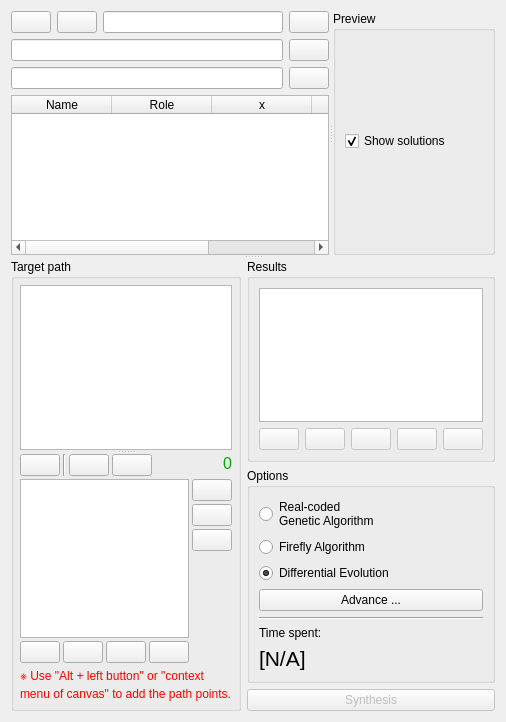
Old version of the form core/synthesis/DimensionalSynthesis/Algorithm.ui in the repository KmolYuan/Pyslvs-UI.
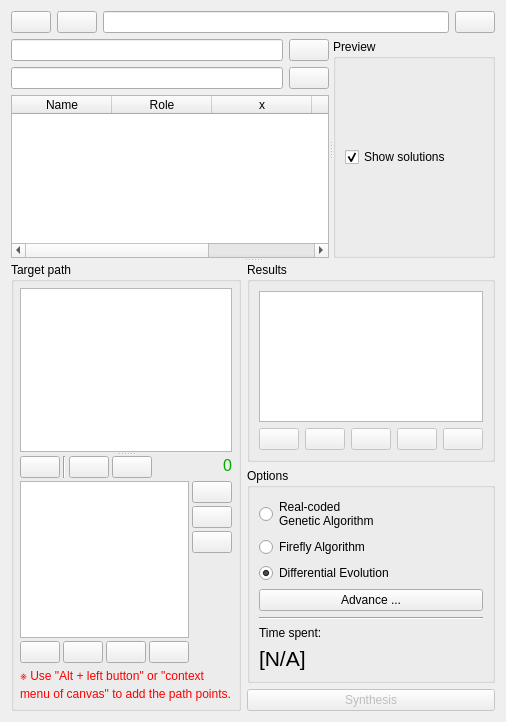
New version of the form. Icons and pictures are not drawn.

Diff of the .ui file:
```diff
--- a/core/synthesis/DimensionalSynthesis/Algorithm.ui
+++ b/core/synthesis/DimensionalSynthesis/Algorithm.ui
@@ -16,17 +16,6 @@
   </property>
   <layout class="QVBoxLayout" name="verticalLayout_9">
    <item>
-    <widget class="QSplitter" name="splitter_3">
-     <property name="orientation">
-      <enum>Qt::Vertical</enum>
-     </property>
-     <widget class="QSplitter" name="up_splitter">
-      <property name="orientation">
-       <enum>Qt::Horizontal</enum>
-      </property>
-      <widget class="QWidget" name="layoutWidget">
-       <layout class="QVBoxLayout" name="verticalLayout_6">
-        <item>
          <layout class="QHBoxLayout" name="horizontalLayout_7">
           <item>
            <widget class="QPushButton" name="load_profile">
@@ -70,6 +59,17 @@
           </item>
          </layout>
         </item>
+   <item>
+    <widget class="QSplitter" name="splitter_3">
+     <property name="orientation">
+      <enum>Qt::Vertical</enum>
+     </property>
+     <widget class="QSplitter" name="up_splitter">
+      <property name="orientation">
+       <enum>Qt::Horizontal</enum>
+      </property>
+      <widget class="QWidget" name="layoutWidget">
+       <layout class="QVBoxLayout" name="verticalLayout_6">
         <item>
          <layout class="QHBoxLayout" name="horizontalLayout_17">
           <item>
```
Lines whose indentation alone changed are shown as unchanged.
